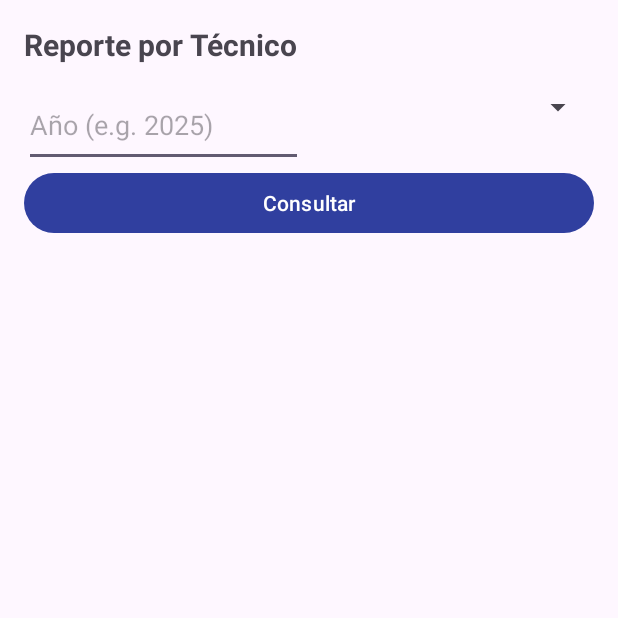
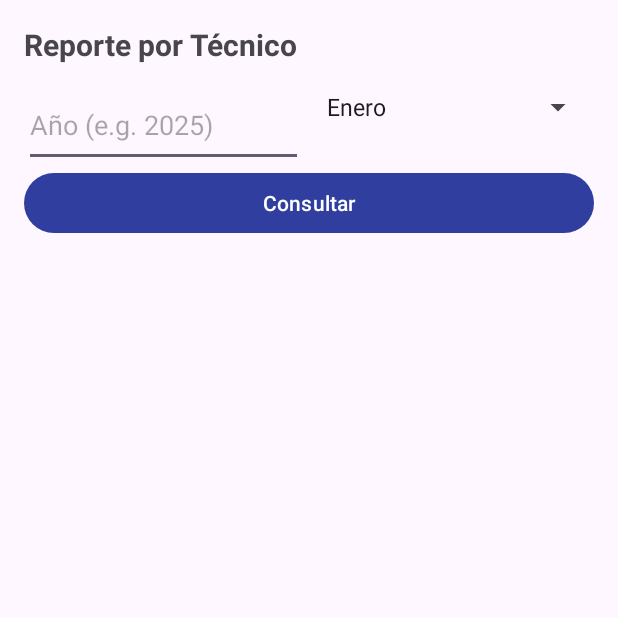
Before and after one commit to Pablo-Espol/POO-P3-G07, an Android app: the MainActivity_ReporteTecnico screen opened directly, with no data from a screen before it, on a phone screen of 412 x 824 dp, the top half of it. Run offline under Robolectric (Android 15) with nearby library versions, the phone set to English and light mode, and no system bars.

Commit message:
Reporte Tecnico

```diff
--- a/app/src/main/java/com/espol/tecnicentro/Andrea/MainActivity_ReporteTecnico.java
+++ b/app/src/main/java/com/espol/tecnicentro/Andrea/MainActivity_ReporteTecnico.java
@@ -1,13 +1,96 @@
 package com.espol.tecnicentro.Andrea;
 
 import android.os.Bundle;
+import android.widget.ArrayAdapter;
+import android.widget.Button;
+import android.widget.EditText;
+import android.widget.Spinner;
+import android.widget.TextView;
+
 import androidx.appcompat.app.AppCompatActivity;
+import androidx.recyclerview.widget.LinearLayoutManager;
+import androidx.recyclerview.widget.RecyclerView;
+
 import com.espol.tecnicentro.R;
+import com.espol.tecnicentro.Andrea.Adapters.ReporteTecnicoAdapter;
+
+import java.text.NumberFormat;
+import java.util.ArrayList;
+import java.util.List;
+import java.util.Locale;
+import java.util.Map;
+import com.espol.tecnicentro.controladores.ControladorBase;
+import com.espol.tecnicentro.controladores.ControladorReporte;
 
 public class MainActivity_ReporteTecnico extends AppCompatActivity {
+
+    private EditText etAnio;
+    private Spinner spMes;
+    private Button btnConsultar;
+    private RecyclerView rvTecnicos;
+    private TextView tvTotalGeneral;
+    private ReporteTecnicoAdapter adapter;
+
+    private final NumberFormat moneda = NumberFormat.getCurrencyInstance(new Locale("es", "EC"));
+
     @Override
     protected void onCreate(Bundle savedInstanceState) {
         super.onCreate(savedInstanceState);
         setContentView(R.layout.activity_main_reporte_tecnico);
+
+        etAnio = findViewById(R.id.etAnioTec);
+        spMes = findViewById(R.id.spMesTec);
+        btnConsultar = findViewById(R.id.btnConsultarTec);
+        rvTecnicos = findViewById(R.id.rvTecnicos);
+        tvTotalGeneral = findViewById(R.id.tvTotalGeneralTec);
+
+        // Meses
+        String[] meses = {"Enero", "Febrero", "Marzo", "Abril", "Mayo", "Junio",
+                "Julio", "Agosto", "Septiembre", "Octubre", "Noviembre", "Diciembre"};
+        spMes.setAdapter(new ArrayAdapter<>(this,
+                android.R.layout.simple_spinner_dropdown_item, meses));
+
+        // Recycler
+        rvTecnicos.setLayoutManager(new LinearLayoutManager(this));
+        adapter = new ReporteTecnicoAdapter();
+        rvTecnicos.setAdapter(adapter);
+
+        btnConsultar.setOnClickListener(v -> {
+
+            String anioStr = etAnio.getText().toString().trim();
+            if (anioStr.isEmpty()) {
+                etAnio.setError("Ingrese un año");
+                etAnio.requestFocus();
+                return;
+            }
+
+            try {
+
+                int anio = Integer.parseInt(anioStr);
+                int mes = spMes.getSelectedItemPosition() + 1; // 1..12
+
+                ControladorBase base = new ControladorBase();
+                base.inicializarApp(); //
+                ControladorReporte ctrl = new ControladorReporte(base);
+
+                Map<String, Double> mapa = ctrl.reporteAtencionesporTecnico(anio, mes);
+
+
+                List<ReporteTecnico> datos = new ArrayList<>();
+                double total = 0;
+                for (Map.Entry<String, Double> e : mapa.entrySet()) {
+                    datos.add(new ReporteTecnico(e.getKey(), e.getValue()));
+                    total += e.getValue() != null ? e.getValue() : 0.0;
+                }
+
+
+                adapter.setDatos(datos);
+                tvTotalGeneral.setText("Total general: " + moneda.format(total));
+
+            } catch (NumberFormatException ex) {
+                etAnio.setError("Año inválido");
+                etAnio.requestFocus();
+            }
+        });
     }
 }
--- a/app/src/main/res/layout/activity_main_reporte_tecnico.xml
+++ b/app/src/main/res/layout/activity_main_reporte_tecnico.xml
@@ -2,12 +2,13 @@
 <androidx.constraintlayout.widget.ConstraintLayout
     xmlns:android="http://schemas.android.com/apk/res/android"
     xmlns:app="http://schemas.android.com/apk/res-auto"
+    android:id="@+id/main"
     android:layout_width="match_parent"
     android:layout_height="match_parent"
     android:padding="16dp">
 
     <TextView
-        android:id="@+id/tvTituloReporteTecnico"
+        android:id="@+id/tvTitulo"
         android:layout_width="wrap_content"
         android:layout_height="wrap_content"
         android:text="Reporte por Técnico"
@@ -17,58 +18,54 @@
         app:layout_constraintStart_toStartOf="parent"/>
 
     <EditText
-        android:id="@+id/etAnioTecnico"
+        android:id="@+id/etAnioTec"
         android:layout_width="0dp"
         android:layout_height="56dp"
         android:hint="Año (e.g. 2025)"
         android:inputType="number"
-        android:paddingTop="8dp"
-        android:paddingBottom="8dp"
         android:layout_marginTop="12dp"
-        app:layout_constraintTop_toBottomOf="@id/tvTituloReporteTecnico"
+        app:layout_constraintTop_toBottomOf="@id/tvTitulo"
         app:layout_constraintStart_toStartOf="parent"
-        app:layout_constraintEnd_toStartOf="@id/spMesTecnico"
+        app:layout_constraintEnd_toStartOf="@id/spMesTec"
         app:layout_constraintHorizontal_weight="1"/>
 
     <Spinner
-        android:id="@+id/spMesTecnico"
+        android:id="@+id/spMesTec"
         android:layout_width="0dp"
         android:layout_height="56dp"
-        android:paddingTop="8dp"
-        android:paddingBottom="8dp"
         android:layout_marginStart="8dp"
-        app:layout_constraintTop_toBottomOf="@id/tvTituloReporteTecnico"
-        app:layout_constraintStart_toEndOf="@id/etAnioTecnico"
+        app:layout_constraintTop_toBottomOf="@id/tvTitulo"
+        app:layout_constraintStart_toEndOf="@id/etAnioTec"
         app:layout_constraintEnd_toEndOf="parent"
         app:layout_constraintHorizontal_weight="1"/>
 
     <Button
-        android:id="@+id/btnConsultarTecnico"
+        android:id="@+id/btnConsultarTec"
         android:layout_width="0dp"
         android:layout_height="wrap_content"
         android:text="Consultar"
         android:layout_marginTop="12dp"
-        app:layout_constraintTop_toBottomOf="@id/spMesTecnico"
+        app:layout_constraintTop_toBottomOf="@id/spMesTec"
         app:layout_constraintStart_toStartOf="parent"
         app:layout_constraintEnd_toEndOf="parent"/>
 
     <androidx.recyclerview.widget.RecyclerView
-        android:id="@+id/rvReporteTecnico"
+        android:id="@+id/rvTecnicos"
         android:layout_width="0dp"
         android:layout_height="0dp"
         android:layout_marginTop="12dp"
-        app:layout_constraintTop_toBottomOf="@id/btnConsultarTecnico"
-        app:layout_constraintBottom_toTopOf="@id/tvTotalGeneralTecnico"
+        app:layout_constraintTop_toBottomOf="@id/btnConsultarTec"
+        app:layout_constraintBottom_toTopOf="@id/tvTotalGeneralTec"
         app:layout_constraintStart_toStartOf="parent"
         app:layout_constraintEnd_toEndOf="parent"/>
 
     <TextView
-        android:id="@+id/tvTotalGeneralTecnico"
+        android:id="@+id/tvTotalGeneralTec"
         android:layout_width="0dp"
         android:layout_height="wrap_content"
         android:text="Total general: $0.00"
+        android:gravity="end"
         android:textStyle="bold"
-        android:gravity="end"
         app:layout_constraintBottom_toBottomOf="parent"
         app:layout_constraintStart_toStartOf="parent"
         app:layout_constraintEnd_toEndOf="parent"/>
```
Also changed, not shown: app/src/main/java/com/espol/tecnicentro/Andrea/Adapters/ReporteTecnicoAdapter.java (added, +53 -0 lines), app/src/main/java/com/espol/tecnicentro/Andrea/ReporteTecnico.java (added, +14 -0 lines), app/src/main/res/layout/item_reporte_tecnico.xml (+14 -25 lines).
